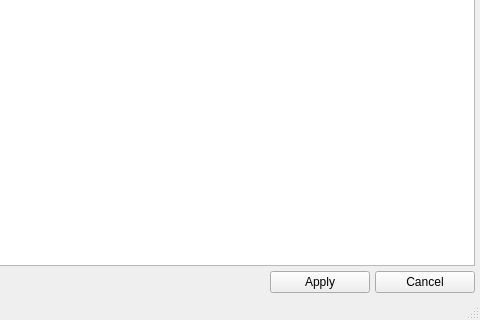
Before: the Qt Designer form ui/Status.ui in joelriendeau/exile, drawn with Qt 5; both pictures show x 612 to 1092 and y 486 to 806 of the 1092 by 806 pixel window.
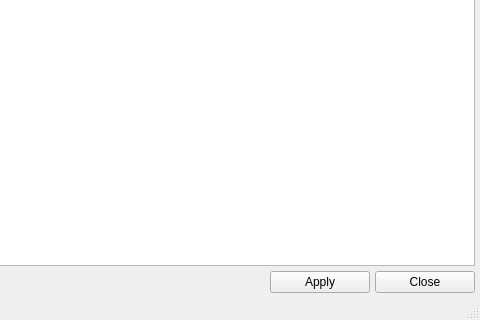
After: the same form once the commit is applied.

Commit message: Renamed cancel button to close button

Patch:
```diff
--- a/ui/Status.ui
+++ b/ui/Status.ui
@@ -127,7 +127,7 @@
          </size>
         </property>
         <property name="text">
-         <string>Cancel</string>
+         <string>Close</string>
         </property>
        </widget>
       </item>
```
Left out of the diff: 2 changed lines with no effect on the pictures. The commit also changes 2 other files.
